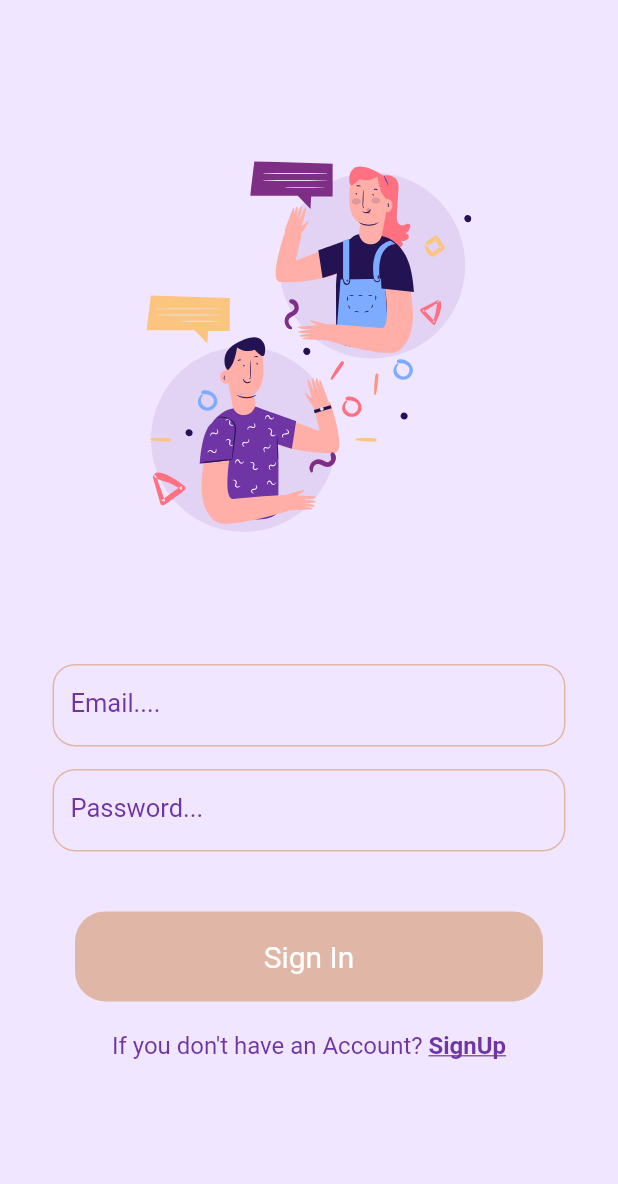
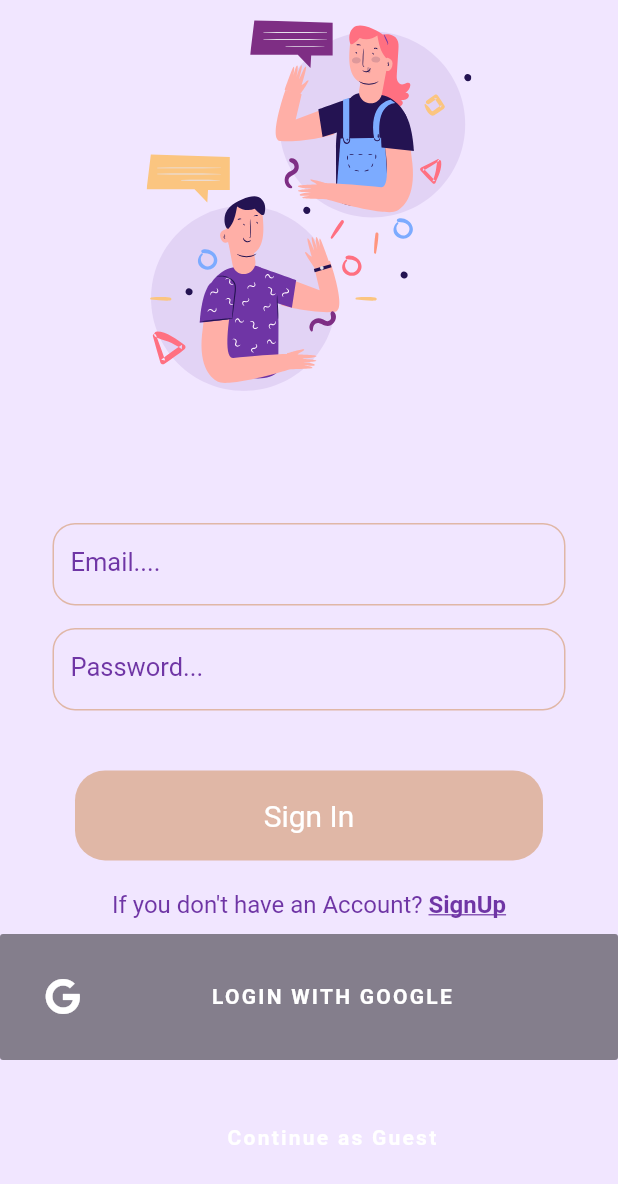
Before and after one commit to AnusriChaurasia/capstone-master, a Flutter app: the screen it shows after launch, on a phone screen of 412 x 824 dp. Shown: the top 1184 px of the screen. Run offline on Flutter 3.47's test engine with Material 2 defaults, Android fonts, the phone set to English and light mode, and no system bars; our stand-ins replace cloud_firestore, dropdown_formfield, firebase_analytics, firebase_auth, firebase_core, firebase_database and 6 more; accounts and stored records are empty; Roboto replaces fonts that are missing (Nunito).

Commit message:
all changes

```diff
--- a/lib/Screens/Login/login_screen.dart
+++ b/lib/Screens/Login/login_screen.dart
@@ -1,14 +1,14 @@
-/*import 'package:flutter/material.dart';
-import 'package:capstone/Screens/Login/components/body.dart';
+// /*import 'package:flutter/material.dart';
+// import 'package:capstone/Screens/Login/components/body.dart';
 
-class LoginScreen extends StatelessWidget {
-  @override
-  Widget build(BuildContext context) {
-    return Scaffold(
-      body: Body(),
-    );
-  }
-}*/
+// class LoginScreen extends StatelessWidget {
+//   @override
+//   Widget build(BuildContext context) {
+//     return Scaffold(
+//       body: Body(),
+//     );
+//   }
+// }*/
 
 import 'package:capstone/Screens/Signup/signup_screen.dart';
 import 'package:capstone/Shared/constants.dart';
@@ -16,8 +16,11 @@ import 'package:capstone/Shared/nav.dart';
 import 'package:flutter/material.dart';
 import 'package:flutter_svg/flutter_svg.dart';
 import 'package:firebase_auth/firebase_auth.dart' as firebase_auth;
+import 'package:flutter/material.dart';
+import 'package:font_awesome_flutter/font_awesome_flutter.dart';
+import 'package:capstone/Services/service.dart';
+
 //import 'package:capstone/home_screen.dart';
-
 
 class SignInPage extends StatefulWidget {
   SignInPage({Key key}) : super(key: key);
@@ -32,6 +35,15 @@ class _SignInPageState extends State<SignInPage> {
   TextEditingController _pwdController = TextEditingController();
   bool circular = false;
   bool pressAttention = false;
+  AuthService auth = AuthService();
+
+  @override
+  void initState() {
+    super.initState();
+    // if ( auth.getUser != null) {
+    //   Navigator.pushReplacementNamed(context, '/topics');
+    // }
+  }
 
   @override
   Widget build(BuildContext context) {
@@ -45,12 +57,11 @@ class _SignInPageState extends State<SignInPage> {
           child: Column(
             mainAxisAlignment: MainAxisAlignment.center,
             children: [
-
               SvgPicture.asset(
-              "assets/icons/chat.svg",
-              height: size.height * 0.30,
-            ),
-            SizedBox(
+                "assets/icons/chat.svg",
+                height: size.height * 0.30,
+              ),
+              SizedBox(
                 height: 70,
               ),
               /*Text(
@@ -131,6 +142,14 @@ class _SignInPageState extends State<SignInPage> {
                   fontWeight: FontWeight.w600,
                 ),
               ),*/
+              LoginButton(
+              text: 'LOGIN WITH GOOGLE',
+              icon: FontAwesomeIcons.google,
+              color: Colors.black45,
+              loginMethod: auth.googleSignIn,
+            ),
+              LoginButton(
+                  text: 'Continue as Guest', loginMethod: auth.anonLogin)
             ],
           ),
         ),
@@ -139,7 +158,6 @@ class _SignInPageState extends State<SignInPage> {
   }
 
   Widget colorButton() {
-
     return InkWell(
       onTap: () async {
         try {
@@ -149,18 +167,14 @@ class _SignInPageState extends State<SignInPage> {
           print(userCredential.user.email);
           setState(() {
             circular = false;
-
           });
-          Navigator.pushAndRemoveUntil(
-              context,
-              MaterialPageRoute(builder: (builder) => Nav()),
-              (route) => false);
+          Navigator.pushAndRemoveUntil(context,
+              MaterialPageRoute(builder: (builder) => Nav()), (route) => false);
         } catch (e) {
           final snackbar = SnackBar(content: Text(e.toString()));
           ScaffoldMessenger.of(context).showSnackBar(snackbar);
           setState(() {
             circular = false;
-
           });
         }
       },
@@ -230,7 +244,7 @@ class _SignInPageState extends State<SignInPage> {
   }
 
   Widget textItem(
-    String labeltext, TextEditingController controller, bool obscureText) {
+      String labeltext, TextEditingController controller, bool obscureText) {
     return Container(
       width: MediaQuery.of(context).size.width - 70,
       height: 55,
@@ -266,3 +280,38 @@ class _SignInPageState extends State<SignInPage> {
     );
   }
 }
+
+class LoginButton extends StatelessWidget {
+  final Color color;
+  final IconData icon;
+  final String text;
+  final Function loginMethod;
+
+  const LoginButton(
+      {Key key, this.text, this.icon, this.color, this.loginMethod})
+      : super(key: key);
+
+  @override
+  Widget build(BuildContext context) {
+    return Container(
+      margin: EdgeInsets.only(bottom: 10),
+      child: FlatButton.icon(
+        padding: EdgeInsets.all(30),
+        icon: Icon(icon, color: Colors.white),
+        color: color,
+        onPressed: () async {
+          var user = await loginMethod();
+          if (user != null) {
+            Navigator.pushAndRemoveUntil(
+                context,
+                MaterialPageRoute(builder: (builder) => Nav()),
+                (route) => false);
+          }
+        },
+        label: Expanded(
+          child: Text('$text', textAlign: TextAlign.center),
+        ),
+      ),
+    );
+  }
+}
--- a/lib/Screens/screens.dart
+++ b/lib/Screens/screens.dart
@@ -6,3 +6,5 @@ export 'Signup/signup_screen.dart';
 export 'Welcome/welcome_screen.dart';
 export 'Home/home_screen.dart';
 export 'budget_screen.dart';
+export 'Learn/topics.dart';
+export 'Learn/topics.dart';
--- a/lib/Shared/progress_bar.dart
+++ b/lib/Shared/progress_bar.dart
@@ -93,7 +93,7 @@ class TopicProgress extends StatelessWidget {
         _progressCount(report, topic),
         Expanded(
           child: AnimatedProgressbar(
-              value: _calculateProgress(topic, report), height: 8),
+              value: _calculateProgress(topic, report), height: 4),
         ),
       ],
     );
```
Also changed, not shown: lib/Screens/Learn/topics.dart (+14 -14 lines), lib/Screens/Profile/profile_screen.dart (+57 -12 lines), lib/Screens/Signup/signup_screen.dart (+5 -9 lines), lib/Screens/Welcome/components/body.dart (+61 -61 lines), lib/Screens/Welcome/welcome_screen.dart (+10 -10 lines), lib/Services/auth.dart (+77 -80 lines), lib/Services/db.dart (+8 -10 lines), lib/Services/models.dart (+6 -5 lines), lib/Shared/nav.dart (+2 -7 lines), pubspec.yaml (+4 -3 lines), pubspec.lock, 1 other file.
